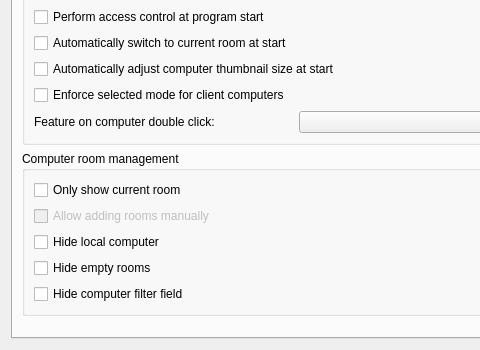
First picture: the form in configurator/forms/MasterConfigurationPage.ui, repository veyon/veyon, before the edit; both pictures show x 0 to 480 and y 165 to 515 of the 592 by 515 pixel window.
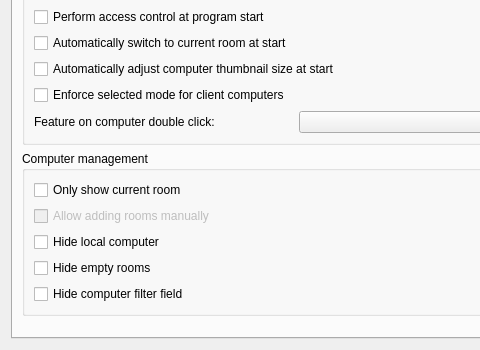
Second picture: the form after the edit. Icons and pictures are not drawn.

Commit message: Configurator: MasterConfigurationPage: fix groupbox label

The edit to the form file:
```diff
--- a/configurator/forms/MasterConfigurationPage.ui
+++ b/configurator/forms/MasterConfigurationPage.ui
@@ -123,7 +123,7 @@
        <item>
         <widget class="QGroupBox" name="groupBox_6">
          <property name="title">
-          <string>Computer room management</string>
+          <string>Computer management</string>
          </property>
          <layout class="QVBoxLayout" name="verticalLayout_5">
           <item>
```
